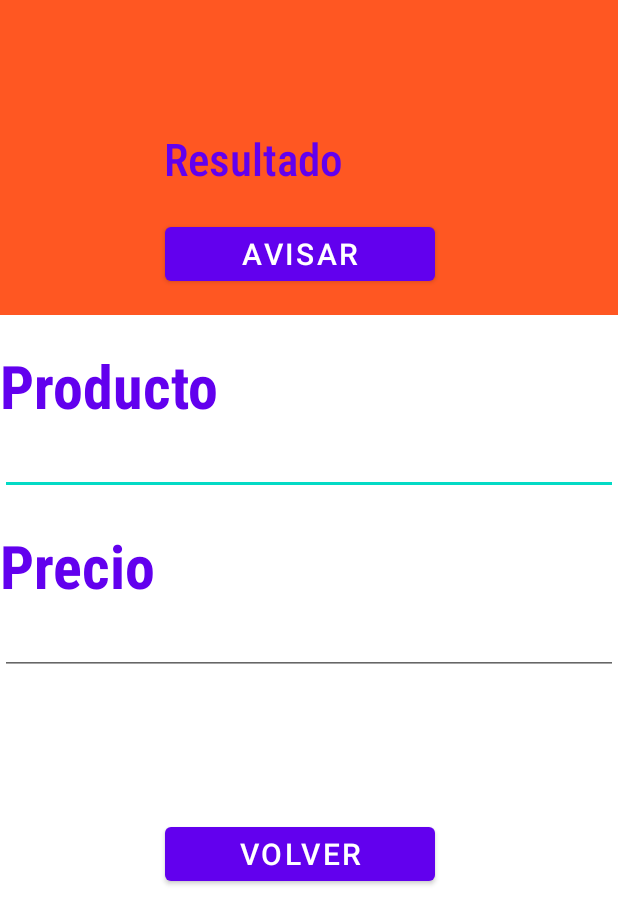
After one commit to Trakien/TrakienAndorid, an Android app: the layout activity_aviso.xml on its own in the app's theme, with its tools: preview values and no code run, on a phone screen of 412 x 824 dp. The commit adds this screen. Shown: the top 924 px of the screen. Run offline under Robolectric (Android 15) with nearby library versions, the phone set to English and light mode, and no system bars.

Commit message:
end avisos

```diff
--- a/app/src/main/AndroidManifest.xml
+++ b/app/src/main/AndroidManifest.xml
@@ -15,6 +15,13 @@
         android:theme="@style/Theme.Trakien"
         android:usesCleartextTraffic="true"
         tools:targetApi="31">
+        <activity
+            android:name=".activity_aviso"
+            android:exported="false">
+            <meta-data
+                android:name="android.app.lib_name"
+                android:value="" />
+        </activity>
         <activity
             android:name=".options.Profile"
             android:exported="false">
--- /dev/null
+++ b/app/src/main/java/co/trakien/options/activity_aviso.java
@@ -0,0 +1,37 @@
+package co.trakien.options;
+
+import androidx.appcompat.app.AppCompatActivity;
+
+import android.content.Intent;
+import android.os.Bundle;
+import android.widget.Button;
+import android.widget.TextView;
+
+import co.trakien.R;
+import co.trakien.products.ProductsActivity;
+
+public class activity_aviso extends AppCompatActivity {
+    Button avisar, volver;
+    TextView info;
+
+    @Override
+    protected void onCreate(Bundle savedInstanceState) {
+        super.onCreate(savedInstanceState);
+        setContentView(R.layout.activity_aviso);
+        info = findViewById(R.id.info);
+        avisar = findViewById(R.id.avisar);
+        volver = findViewById(R.id.volver);
+
+        avisar.setOnClickListener(view -> setAviso());
+        volver.setOnClickListener(view -> goHome());
+    }
+
+    private void setAviso(){
+        info.setText("Sobrepaso precio seleccionado");
+    }
+
+    public void goHome(){
+        Intent home = new Intent(this, ProductsActivity.class);
+        startActivity(home);
+    }
+}
--- /dev/null
+++ b/app/src/main/res/layout/activity_aviso.xml
@@ -0,0 +1,103 @@
+<?xml version="1.0" encoding="utf-8"?>
+<LinearLayout
+    xmlns:android="http://schemas.android.com/apk/res/android"
+    xmlns:tools="http://schemas.android.com/tools"
+    xmlns:app="http://schemas.android.com/apk/res-auto"
+    android:layout_width="match_parent"
+    android:layout_height="match_parent"
+    tools:context=".activity_avisos"
+    android:orientation="vertical">
+    <RelativeLayout
+        android:layout_width="match_parent"
+        android:layout_height="210dp">
+
+        <androidx.constraintlayout.widget.ConstraintLayout
+            android:layout_width="match_parent"
+            android:layout_height="210dp"
+            android:orientation="vertical"
+            android:background="#FF5722">
+
+            <TextView
+                android:id="@+id/info"
+                android:layout_width="194dp"
+                android:layout_height="40dp"
+                android:fontFamily="sans-serif-condensed-medium"
+                android:text="@string/info"
+                android:textColor="@color/design_default_color_primary"
+                android:textSize="30sp"
+                app:layout_constraintBottom_toBottomOf="parent"
+                app:layout_constraintEnd_toEndOf="parent"
+                app:layout_constraintStart_toStartOf="parent"
+                app:layout_constraintTop_toTopOf="parent"
+                tools:ignore="TextContrastCheck"
+                tools:layout_conversion_absoluteHeight="50dp"
+                tools:layout_conversion_absoluteWidth="300dp" />
+        </androidx.constraintlayout.widget.ConstraintLayout>
+
+        <Button
+            android:id="@+id/avisar"
+            android:layout_width="180dp"
+            android:layout_height="48dp"
+            android:layout_marginStart="110dp"
+            android:gravity="center"
+            android:layout_marginTop="145dp"
+            android:text="@string/avisar"
+            android:textSize="20sp"/>
+    </RelativeLayout>
+
+    <LinearLayout
+        android:layout_width="match_parent"
+        android:layout_height="wrap_content"
+        android:orientation="vertical">
+        <TextView
+            android:id="@+id/producto"
+            android:layout_width="wrap_content"
+            android:layout_height="50dp"
+            android:layout_marginTop="20dp"
+            android:text="Producto"
+            android:textAllCaps="false"
+            android:textSize="40sp"
+            android:textColor="@color/design_default_color_primary"
+            android:fontFamily="sans-serif-condensed"
+            android:textStyle="bold" />
+
+        <EditText
+            android:id="@+id/editProducto"
+            android:layout_width="match_parent"
+            android:layout_height="wrap_content"
+            android:autofillHints=""
+            android:ems="10"
+            android:minHeight="50dp"
+            tools:ignore="SpeakableTextPresentCheck" />
+
+        <TextView
+            android:id="@+id/precio"
+            android:layout_width="wrap_content"
+            android:layout_height="50dp"
+            android:layout_marginTop="20dp"
+            android:text="Precio"
+            android:textAllCaps="false"
+            android:textSize="40sp"
+            android:textColor="@color/design_default_color_primary"
+            android:fontFamily="sans-serif-condensed"
+            android:textStyle="bold" />
+
+        <EditText
+            android:id="@+id/editPrecio"
+            android:layout_width="match_parent"
+            android:layout_height="wrap_content"
+            android:autofillHints=""
+            android:ems="10"
+            android:minHeight="50dp"
+            tools:ignore="SpeakableTextPresentCheck" />
+    </LinearLayout>
+    <Button
+        android:id="@+id/volver"
+        android:layout_width="180dp"
+        android:layout_height="48dp"
+        android:layout_marginLeft="110dp"
+        android:gravity="center"
+        android:layout_marginTop="95dp"
+        android:text="volver"
+        android:textSize="20sp"/>
+</LinearLayout>
--- a/app/src/main/res/values/strings.xml
+++ b/app/src/main/res/values/strings.xml
@@ -33,4 +33,6 @@
     <string name="emailInfo">Correo: </string>
     <string name="dateInfo">Miembro desde: </string>
     <string name="back">Volver</string>
+    <string name="avisar">Avisar</string>
+    <string name="info">Resultado</string>
 </resources>
```
